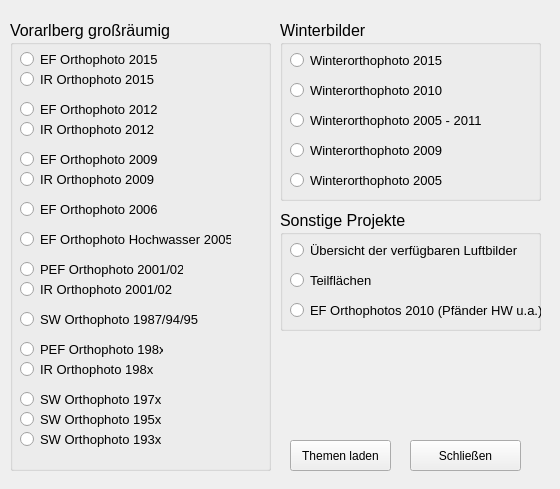
Qt form tools/gui_luftbilder.ui (klausib/VogisMenu) before a commit.
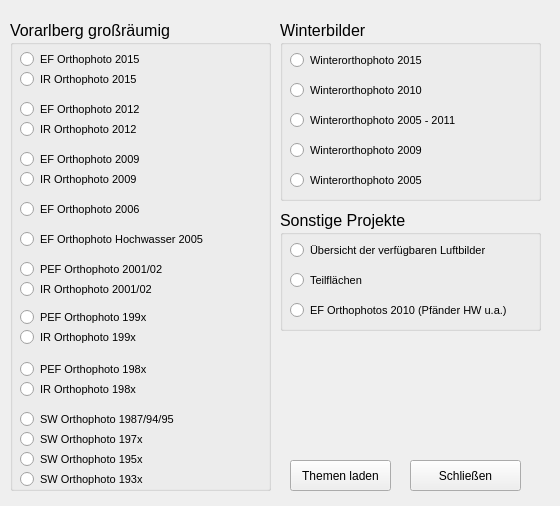
The same form after that commit.

```diff
--- a/tools/gui_luftbilder.ui
+++ b/tools/gui_luftbilder.ui
@@ -7,7 +7,7 @@
     <x>0</x>
     <y>0</y>
     <width>560</width>
-    <height>489</height>
+    <height>506</height>
    </rect>
   </property>
   <property name="windowTitle">
@@ -19,7 +19,7 @@
      <x>10</x>
      <y>20</y>
      <width>261</width>
-     <height>451</height>
+     <height>471</height>
     </rect>
    </property>
    <property name="font">
@@ -34,14 +34,16 @@
     <property name="geometry">
      <rect>
       <x>10</x>
-      <y>320</y>
+      <y>340</y>
       <width>143</width>
       <height>19</height>
      </rect>
     </property>
     <property name="font">
      <font>
-      <pointsize>10</pointsize>
+      <pointsize>8</pointsize>
+      <weight>50</weight>
+      <bold>false</bold>
      </font>
     </property>
     <property name="text">
@@ -62,7 +64,9 @@
     </property>
     <property name="font">
      <font>
-      <pointsize>10</pointsize>
+      <pointsize>8</pointsize>
+      <weight>50</weight>
+      <bold>false</bold>
      </font>
     </property>
     <property name="text">
@@ -76,14 +80,22 @@
     <property name="geometry">
      <rect>
       <x>10</x>
-      <y>290</y>
+      <y>390</y>
       <width>181</width>
       <height>18</height>
      </rect>
     </property>
+    <property name="maximumSize">
+     <size>
+      <width>16777215</width>
+      <height>18</height>
+     </size>
+    </property>
     <property name="font">
      <font>
-      <pointsize>10</pointsize>
+      <pointsize>8</pointsize>
+      <weight>50</weight>
+      <bold>false</bold>
      </font>
     </property>
     <property name="text">
@@ -97,14 +109,16 @@
     <property name="geometry">
      <rect>
       <x>10</x>
-      <y>390</y>
+      <y>430</y>
       <width>142</width>
       <height>19</height>
      </rect>
     </property>
     <property name="font">
      <font>
-      <pointsize>10</pointsize>
+      <pointsize>8</pointsize>
+      <weight>50</weight>
+      <bold>false</bold>
      </font>
     </property>
     <property name="text">
@@ -125,7 +139,9 @@
     </property>
     <property name="font">
      <font>
-      <pointsize>10</pointsize>
+      <pointsize>8</pointsize>
+      <weight>50</weight>
+      <bold>false</bold>
      </font>
     </property>
     <property name="text">
@@ -139,14 +155,16 @@
     <property name="geometry">
      <rect>
       <x>10</x>
-      <y>370</y>
+      <y>410</y>
       <width>142</width>
       <height>18</height>
      </rect>
     </property>
     <property name="font">
      <font>
-      <pointsize>10</pointsize>
+      <pointsize>8</pointsize>
+      <weight>50</weight>
+      <bold>false</bold>
      </font>
     </property>
     <property name="text">
@@ -167,7 +185,9 @@
     </property>
     <property name="font">
      <font>
-      <pointsize>10</pointsize>
+      <pointsize>8</pointsize>
+      <weight>50</weight>
+      <bold>false</bold>
      </font>
     </property>
     <property name="text">
@@ -188,7 +208,9 @@
     </property>
     <property name="font">
      <font>
-      <pointsize>10</pointsize>
+      <pointsize>8</pointsize>
+      <weight>50</weight>
+      <bold>false</bold>
      </font>
     </property>
     <property name="text">
@@ -209,7 +231,9 @@
     </property>
     <property name="font">
      <font>
-      <pointsize>10</pointsize>
+      <pointsize>8</pointsize>
+      <weight>50</weight>
+      <bold>false</bold>
      </font>
     </property>
     <property name="text">
@@ -230,7 +254,9 @@
     </property>
     <property name="font">
      <font>
-      <pointsize>10</pointsize>
+      <pointsize>8</pointsize>
+      <weight>50</weight>
+      <bold>false</bold>
      </font>
     </property>
     <property name="text">
@@ -244,14 +270,16 @@
     <property name="geometry">
      <rect>
       <x>10</x>
-      <y>340</y>
+      <y>360</y>
       <width>143</width>
       <height>19</height>
      </rect>
     </property>
     <property name="font">
      <font>
-      <pointsize>10</pointsize>
+      <pointsize>8</pointsize>
+      <weight>50</weight>
+      <bold>false</bold>
      </font>
     </property>
     <property name="text">
@@ -272,7 +300,9 @@
     </property>
     <property name="font">
      <font>
-      <pointsize>10</pointsize>
+      <pointsize>8</pointsize>
+      <weight>50</weight>
+      <bold>false</bold>
      </font>
     </property>
     <property name="text">
@@ -293,7 +323,9 @@
     </property>
     <property name="font">
      <font>
-      <pointsize>10</pointsize>
+      <pointsize>8</pointsize>
+      <weight>50</weight>
+      <bold>false</bold>
      </font>
     </property>
     <property name="text">
@@ -307,14 +339,16 @@
     <property name="geometry">
      <rect>
       <x>10</x>
-      <y>410</y>
+      <y>450</y>
       <width>142</width>
       <height>18</height>
      </rect>
     </property>
     <property name="font">
      <font>
-      <pointsize>10</pointsize>
+      <pointsize>8</pointsize>
+      <weight>50</weight>
+      <bold>false</bold>
      </font>
     </property>
     <property name="text">
@@ -335,7 +369,9 @@
     </property>
     <property name="font">
      <font>
-      <pointsize>10</pointsize>
+      <pointsize>8</pointsize>
+      <weight>50</weight>
+      <bold>false</bold>
      </font>
     </property>
     <property name="text">
@@ -356,14 +392,62 @@
     </property>
     <property name="font">
      <font>
-      <pointsize>10</pointsize>
+      <pointsize>8</pointsize>
+      <weight>50</weight>
+      <bold>false</bold>
      </font>
     </property>
     <property name="text">
      <string>IR Orthophoto 2015</string>
     </property>
     <attribute name="buttonGroup">
-     <string>buttonGroup</string>
+     <string notr="true">buttonGroup</string>
+    </attribute>
+   </widget>
+   <widget class="QRadioButton" name="pe199x">
+    <property name="geometry">
+     <rect>
+      <x>10</x>
+      <y>288</y>
+      <width>143</width>
+      <height>19</height>
+     </rect>
+    </property>
+    <property name="font">
+     <font>
+      <pointsize>8</pointsize>
+      <weight>50</weight>
+      <bold>false</bold>
+     </font>
+    </property>
+    <property name="text">
+     <string>PEF Orthophoto 199x</string>
+    </property>
+    <attribute name="buttonGroup">
+     <string notr="true">buttonGroup</string>
+    </attribute>
+   </widget>
+   <widget class="QRadioButton" name="ir199x">
+    <property name="geometry">
+     <rect>
+      <x>10</x>
+      <y>308</y>
+      <width>143</width>
+      <height>19</height>
+     </rect>
+    </property>
+    <property name="font">
+     <font>
+      <pointsize>8</pointsize>
+      <weight>50</weight>
+      <bold>false</bold>
+     </font>
+    </property>
+    <property name="text">
+     <string>IR Orthophoto 199x</string>
+    </property>
+    <attribute name="buttonGroup">
+     <string notr="true">buttonGroup</string>
     </attribute>
    </widget>
   </widget>
@@ -395,7 +479,9 @@
     </property>
     <property name="font">
      <font>
-      <pointsize>10</pointsize>
+      <pointsize>8</pointsize>
+      <weight>50</weight>
+      <bold>false</bold>
      </font>
     </property>
     <property name="text">
@@ -416,7 +502,9 @@
     </property>
     <property name="font">
      <font>
-      <pointsize>10</pointsize>
+      <pointsize>8</pointsize>
+      <weight>50</weight>
+      <bold>false</bold>
      </font>
     </property>
     <property name="text">
@@ -437,7 +525,9 @@
     </property>
     <property name="font">
      <font>
-      <pointsize>10</pointsize>
+      <pointsize>8</pointsize>
+      <weight>50</weight>
+      <bold>false</bold>
      </font>
     </property>
     <property name="text">
@@ -458,7 +548,9 @@
     </property>
     <property name="font">
      <font>
-      <pointsize>10</pointsize>
+      <pointsize>8</pointsize>
+      <weight>50</weight>
+      <bold>false</bold>
      </font>
     </property>
     <property name="text">
@@ -479,7 +571,9 @@
     </property>
     <property name="font">
      <font>
-      <pointsize>10</pointsize>
+      <pointsize>8</pointsize>
+      <weight>50</weight>
+      <bold>false</bold>
      </font>
     </property>
     <property name="text">
@@ -518,7 +612,9 @@
     </property>
     <property name="font">
      <font>
-      <pointsize>10</pointsize>
+      <pointsize>8</pointsize>
+      <weight>50</weight>
+      <bold>false</bold>
      </font>
     </property>
     <property name="text">
@@ -539,7 +635,9 @@
     </property>
     <property name="font">
      <font>
-      <pointsize>10</pointsize>
+      <pointsize>8</pointsize>
+      <weight>50</weight>
+      <bold>false</bold>
      </font>
     </property>
     <property name="text">
@@ -560,7 +658,9 @@
     </property>
     <property name="font">
      <font>
-      <pointsize>10</pointsize>
+      <pointsize>8</pointsize>
+      <weight>50</weight>
+      <bold>false</bold>
      </font>
     </property>
     <property name="text">
@@ -575,7 +675,7 @@
    <property name="geometry">
     <rect>
      <x>290</x>
-     <y>440</y>
+     <y>460</y>
      <width>101</width>
      <height>31</height>
     </rect>
@@ -588,7 +688,7 @@
    <property name="geometry">
     <rect>
      <x>410</x>
-     <y>440</y>
+     <y>460</y>
      <width>111</width>
      <height>31</height>
     </rect>
```
Left out of the diff: 46 changed lines with no effect on the pictures.
